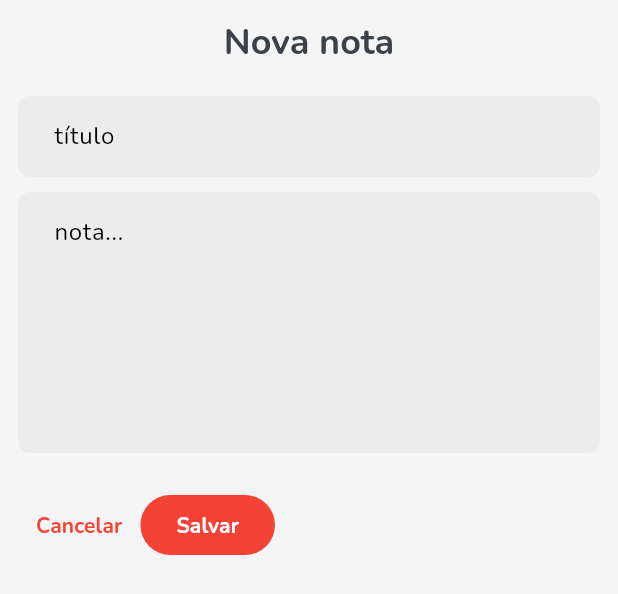
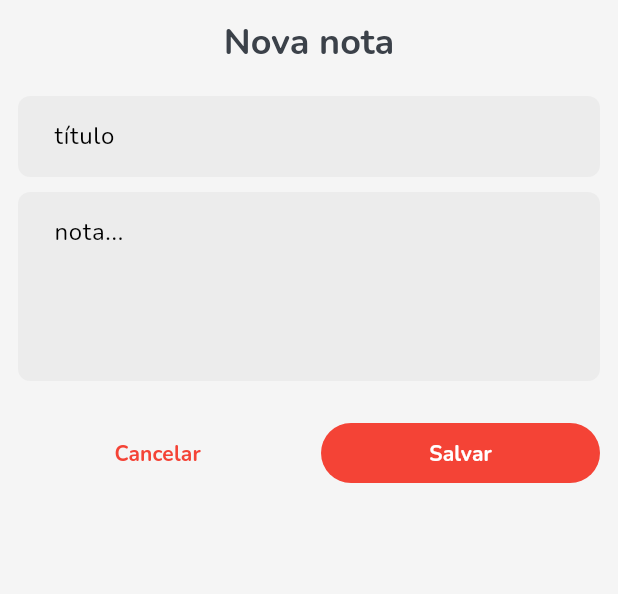
Before and after one commit to kamisou/minha-leitura-app, a Flutter app: the NewNoteDialog widget shown alone on an empty page, opened directly, on a phone screen of 412 x 824 dp. Shown: the top 594 px of the screen. Run offline on Flutter 3.47's test engine with Material 2 defaults, Android fonts, the phone set to English and light mode, and no system bars; our stand-ins replace dio, flutter_feather_icons, flutter_hooks, flutter_riverpod, flutter_secure_storage, flutter_svg and 7 more; accounts and stored records are empty; generated files the repository leaves out were written again; network calls fail.

```diff
--- a/lib/authentication/data/repositories/auth_repository.dart
+++ b/lib/authentication/data/repositories/auth_repository.dart
@@ -1,5 +1,5 @@
-import 'package:reading/authentication/data/dto/login_dto.dart';
-import 'package:reading/authentication/data/dto/signup_dto.dart';
+import 'package:reading/authentication/data/dtos/login_dto.dart';
+import 'package:reading/authentication/data/dtos/signup_dto.dart';
 import 'package:reading/common/infrastructure/rest_api.dart';
 import 'package:reading/common/infrastructure/secure_storage.dart';
 import 'package:reading/profile/domain/models/user.dart';
--- a/lib/authentication/presentation/content/login_content.dart
+++ b/lib/authentication/presentation/content/login_content.dart
@@ -2,7 +2,7 @@ import 'package:flutter/material.dart';
 import 'package:flutter_hooks/flutter_hooks.dart';
 import 'package:go_router/go_router.dart';
 import 'package:hooks_riverpod/hooks_riverpod.dart';
-import 'package:reading/authentication/data/dto/login_dto.dart';
+import 'package:reading/authentication/data/dtos/login_dto.dart';
 import 'package:reading/authentication/domain/value_objects/email.dart';
 import 'package:reading/authentication/domain/value_objects/password.dart';
 import 'package:reading/authentication/presentation/controllers/login_controller.dart';
--- a/lib/authentication/presentation/content/signup_content.dart
+++ b/lib/authentication/presentation/content/signup_content.dart
@@ -2,7 +2,7 @@ import 'package:flutter/material.dart';
 import 'package:flutter_hooks/flutter_hooks.dart';
 import 'package:go_router/go_router.dart';
 import 'package:hooks_riverpod/hooks_riverpod.dart';
-import 'package:reading/authentication/data/dto/signup_dto.dart';
+import 'package:reading/authentication/data/dtos/signup_dto.dart';
 import 'package:reading/authentication/domain/value_objects/email.dart';
 import 'package:reading/authentication/domain/value_objects/name.dart';
 import 'package:reading/authentication/domain/value_objects/password.dart';
--- a/lib/authentication/presentation/controllers/login_controller.dart
+++ b/lib/authentication/presentation/controllers/login_controller.dart
@@ -1,4 +1,4 @@
-import 'package:reading/authentication/data/dto/login_dto.dart';
+import 'package:reading/authentication/data/dtos/login_dto.dart';
 import 'package:reading/authentication/data/repositories/auth_repository.dart';
 import 'package:riverpod_annotation/riverpod_annotation.dart';
 
--- a/lib/authentication/presentation/controllers/signup_controller.dart
+++ b/lib/authentication/presentation/controllers/signup_controller.dart
@@ -1,4 +1,4 @@
-import 'package:reading/authentication/data/dto/signup_dto.dart';
+import 'package:reading/authentication/data/dtos/signup_dto.dart';
 import 'package:reading/authentication/data/repositories/auth_repository.dart';
 import 'package:riverpod_annotation/riverpod_annotation.dart';
 
--- a/lib/authentication/presentation/hooks/use_login_form_reducer.dart
+++ b/lib/authentication/presentation/hooks/use_login_form_reducer.dart
@@ -1,6 +1,6 @@
 import 'package:flutter_hooks/flutter_hooks.dart';
 
-import 'package:reading/authentication/data/dto/login_dto.dart';
+import 'package:reading/authentication/data/dtos/login_dto.dart';
 import 'package:reading/authentication/domain/value_objects/email.dart';
 import 'package:reading/authentication/domain/value_objects/password.dart';
 
--- a/lib/authentication/presentation/hooks/use_signup_form_reducer.dart
+++ b/lib/authentication/presentation/hooks/use_signup_form_reducer.dart
@@ -1,6 +1,6 @@
 import 'package:flutter_hooks/flutter_hooks.dart';
 
-import 'package:reading/authentication/data/dto/signup_dto.dart';
+import 'package:reading/authentication/data/dtos/signup_dto.dart';
 import 'package:reading/authentication/domain/value_objects/email.dart';
 import 'package:reading/authentication/domain/value_objects/name.dart';
 import 'package:reading/authentication/domain/value_objects/password.dart';
--- /dev/null
+++ b/lib/books/domain/value_objects/description.dart
@@ -0,0 +1,15 @@
+enum DescriptionError { empty }
+
+class Description {
+  const Description([this.value = '']);
+
+  final String value;
+
+  static DescriptionError? validate(String? value) {
+    if (value?.isEmpty ?? true) {
+      return DescriptionError.empty;
+    }
+
+    return null;
+  }
+}
--- /dev/null
+++ b/lib/books/domain/value_objects/title.dart
@@ -0,0 +1,15 @@
+enum TitleError { empty }
+
+class Title {
+  const Title([this.value = '']);
+
+  final String value;
+
+  static TitleError? validate(String? value) {
+    if (value?.isEmpty ?? true) {
+      return TitleError.empty;
+    }
+
+    return null;
+  }
+}
--- a/lib/books/presentation/dialogs/new_note_dialog.dart
+++ b/lib/books/presentation/dialogs/new_note_dialog.dart
@@ -1,15 +1,22 @@
-import 'package:flutter/material.dart';
+import 'package:flutter/material.dart' hide Title;
+import 'package:flutter_hooks/flutter_hooks.dart';
 import 'package:go_router/go_router.dart';
+import 'package:reading/books/domain/value_objects/description.dart';
+import 'package:reading/books/domain/value_objects/title.dart';
+import 'package:reading/books/presentation/hooks/use_book_note_form_reducer.dart';
 import 'package:reading/common/extensions/color_extension.dart';
 
-class NewNoteDialog extends StatelessWidget {
+class NewNoteDialog extends HookWidget {
   const NewNoteDialog({super.key});
 
   @override
   Widget build(BuildContext context) {
+    final bookNoteForm = useBookNoteFormReducer();
+
     return Padding(
       padding: const EdgeInsets.all(12),
       child: Column(
+        mainAxisSize: MainAxisSize.min,
         children: [
           Text(
             'Nova nota',
@@ -20,26 +27,33 @@ class NewNoteDialog extends StatelessWidget {
           const SizedBox(height: 20),
           TextFormField(
             decoration: const InputDecoration(hintText: 'título'),
+            onChanged: (value) => bookNoteForm.dispatch(Title(value)),
           ),
           const SizedBox(height: 10),
           TextFormField(
             decoration: const InputDecoration(hintText: 'nota...'),
-            maxLines: 6,
+            maxLines: 4,
+            onChanged: (value) => bookNoteForm.dispatch(Description(value)),
           ),
           const SizedBox(height: 24),
           Row(
             children: [
-              TextButton(
-                onPressed: context.pop,
-                child: const Text('Cancelar'),
+              Expanded(
+                child: TextButton(
+                  onPressed: context.pop,
+                  child: const Text('Cancelar'),
+                ),
               ),
-              FilledButton(
-                // TODO(kamisou): salvar nota
-                onPressed: () {},
-                child: const Text('Salvar'),
+              const SizedBox(width: 16),
+              Expanded(
+                child: FilledButton(
+                  onPressed: () => context.pop(bookNoteForm.state),
+                  child: const Text('Salvar'),
+                ),
               ),
             ],
           ),
+          SizedBox(height: MediaQuery.of(context).viewInsets.bottom),
         ],
       ),
     );
--- /dev/null
+++ b/lib/books/presentation/hooks/use_book_note_form_reducer.dart
@@ -0,0 +1,16 @@
+import 'package:flutter_hooks/flutter_hooks.dart';
+import 'package:reading/books/data/dtos/note_dto.dart';
+import 'package:reading/books/domain/value_objects/description.dart';
+import 'package:reading/books/domain/value_objects/title.dart';
+
+Store<NoteDTO, dynamic> useBookNoteFormReducer() {
+  return useReducer(
+    (state, action) => switch (action) {
+      Title() => state.copyWith(title: action),
+      Description() => state.copyWith(description: action),
+      _ => state,
+    },
+    initialState: const NoteDTO(),
+    initialAction: null,
+  );
+}
--- a/lib/books/presentation/screens/book_details_screen.dart
+++ b/lib/books/presentation/screens/book_details_screen.dart
@@ -181,7 +181,7 @@ class BookDetailsScreen extends HookConsumerWidget {
             Padding(
               padding: const EdgeInsets.symmetric(horizontal: 24),
               child: ref.watch(bookNotesProvider(book.id)).maybeWhen(
-                    data: (data) => BookNotesPage(notes: data),
+                    data: (data) => BookNotesPage(bookId: book.id, notes: data),
                     orElse: () => const SizedBox(),
                   ),
             ),
```
Also changed, not shown: lib/books/data/dtos/note_dto.dart (added, +28 -0 lines), lib/books/data/repositories/book_repository.dart (+9 -0 lines), lib/books/presentation/controllers/new_note_controller.dart (added, +20 -0 lines), lib/books/presentation/pages/book_notes_page.dart (+22 -3 lines), lib/authentication/data/dtos/login_dto.dart (renamed from lib/authentication/data/dto/login_dto.dart), lib/authentication/data/dtos/signup_dto.dart (renamed from lib/authentication/data/dto/signup_dto.dart).
